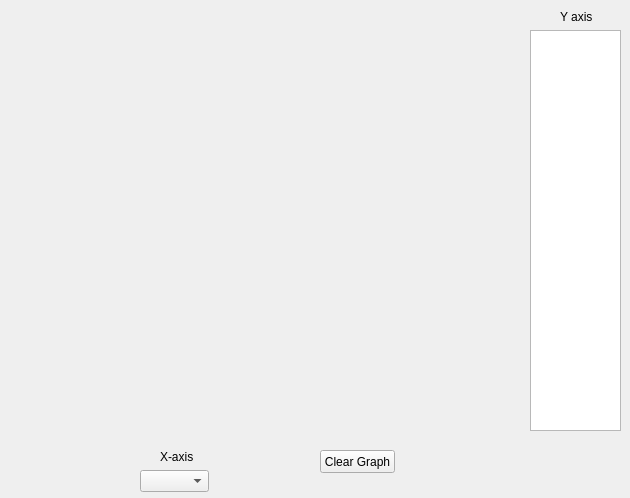
Old version of the form resistivity/View/GUI/graph_display_window.ui in the repository AdrienGourgout/resistivity.
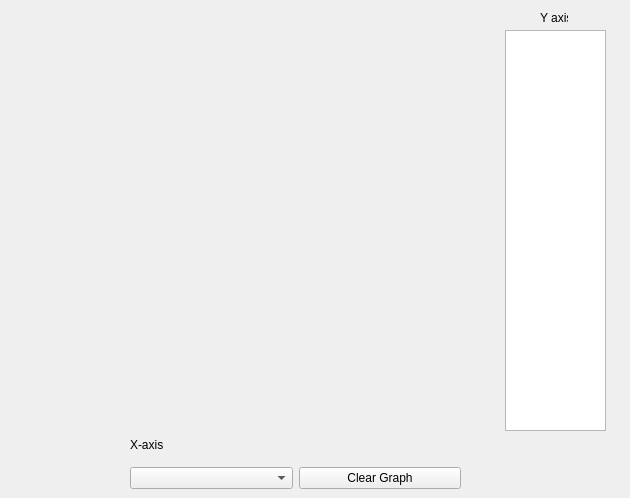
New version of the form.

Commit message: UI update - Windows Layout

What changed in the file:
```diff
--- a/resistivity/View/GUI/graph_display_window.ui
+++ b/resistivity/View/GUI/graph_display_window.ui
@@ -13,60 +13,24 @@
   <property name="windowTitle">
    <string>Form</string>
   </property>
-  <widget class="QPushButton" name="clear_graph_button">
-   <property name="geometry">
-    <rect>
-     <x>320</x>
-     <y>450</y>
-     <width>75</width>
-     <height>23</height>
-    </rect>
-   </property>
-   <property name="text">
-    <string>Clear Graph</string>
-   </property>
-  </widget>
   <widget class="QWidget" name="graph_box" native="true">
    <property name="geometry">
     <rect>
      <x>9</x>
      <y>9</y>
-     <width>521</width>
+     <width>491</width>
      <height>421</height>
     </rect>
    </property>
    <layout class="QHBoxLayout" name="horizontalLayout"/>
   </widget>
-  <widget class="QComboBox" name="x_axis_menu">
-   <property name="geometry">
-    <rect>
-     <x>140</x>
-     <y>470</y>
-     <width>69</width>
-     <height>22</height>
-    </rect>
-   </property>
-  </widget>
-  <widget class="QLabel" name="label">
-   <property name="geometry">
-    <rect>
-     <x>160</x>
-     <y>450</y>
-     <width>47</width>
-     <height>13</height>
-    </rect>
-   </property>
-   <property name="text">
-    <string>X-axis</string>
-   </property>
-  </widget>
   <widget class="QLabel" name="label_2">
    <property name="geometry">
     <rect>
-     <x>560</x>
+     <x>540</x>
      <y>10</y>
-     <width>47</width>
-     <height>13</height>
+     <width>28</width>
+     <height>16</height>
     </rect>
    </property>
    <property name="text">
@@ -76,13 +40,42 @@
   <widget class="QListWidget" name="y_axis_menu">
    <property name="geometry">
     <rect>
-     <x>530</x>
+     <x>505</x>
      <y>30</y>
-     <width>91</width>
+     <width>101</width>
      <height>401</height>
     </rect>
    </property>
   </widget>
+  <widget class="QWidget" name="widget" native="true">
+   <property name="geometry">
+    <rect>
+     <x>130</x>
+     <y>429</y>
+     <width>331</width>
+     <height>60</height>
+    </rect>
+   </property>
+   <layout class="QGridLayout" name="gridLayout_2">
+    <item row="1" column="0">
+     <widget class="QComboBox" name="x_axis_menu"/>
+    </item>
+    <item row="1" column="2">
+     <widget class="QPushButton" name="clear_graph_button">
+      <property name="text">
+       <string>Clear Graph</string>
+      </property>
+     </widget>
+    </item>
+    <item row="0" column="0">
+     <widget class="QLabel" name="label">
+      <property name="text">
+       <string>X-axis</string>
+      </property>
+     </widget>
+    </item>
+   </layout>
+  </widget>
  </widget>
  <resources/>
  <connections/>
```
The commit also changes 4 other files.
